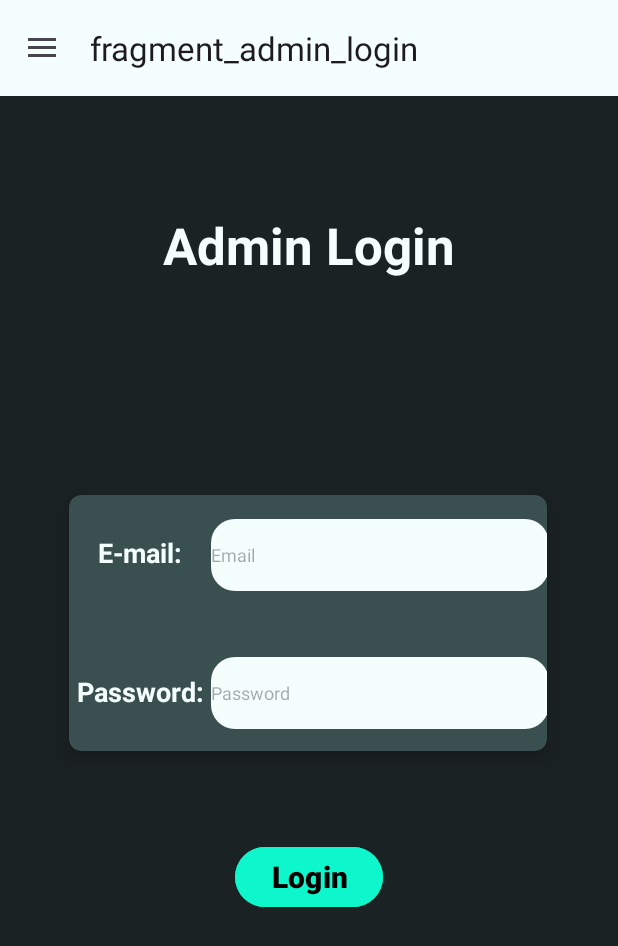
After one commit to SamuelTholt/tmaSemestralnaPraca, an Android app: the AdminLoginFragment screen opened through its navigation route, on a phone screen of 412 x 824 dp. The commit adds this screen. Shown: the top 946 px of the screen. Run offline under Robolectric (Android 15) with nearby library versions, the phone set to English and light mode, and no system bars; our stand-ins replace Firebase (no records; nobody signed in at launch, a user with empty details on screens opened directly), navigation-ui; libraries missing offline, so code that uses them is left out: at.favre.lib; 2 statements that could not run were skipped.

Commit message:
Admin - FireBase Database

```diff
--- a/app/build.gradle.kts
+++ b/app/build.gradle.kts
@@ -51,6 +51,8 @@ dependencies {
     implementation(libs.firebase.firestore)
     implementation(libs.androidx.navigation.fragment.ktx)
     implementation(libs.androidx.navigation.ui.ktx)
+    implementation(libs.bcrypt)
+
     testImplementation(libs.junit)
     androidTestImplementation(libs.androidx.junit)
     androidTestImplementation(libs.androidx.espresso.core)
--- /dev/null
+++ b/app/src/main/java/com/example/tmasemestralnapraca/admin/AdminLoginFragment.kt
@@ -0,0 +1,106 @@
+package com.example.tmasemestralnapraca.admin
+
+import android.annotation.SuppressLint
+import android.content.Context
+import android.os.Bundle
+import android.util.Log
+import androidx.fragment.app.Fragment
+import android.view.LayoutInflater
+import android.view.View
+import android.view.ViewGroup
+import android.widget.Button
+import android.widget.EditText
+import android.widget.Toast
+import androidx.lifecycle.lifecycleScope
+import androidx.navigation.fragment.findNavController
+import at.favre.lib.crypto.bcrypt.BCrypt
+import com.example.tmasemestralnapraca.MainActivity
+import com.example.tmasemestralnapraca.R
+import kotlinx.coroutines.Dispatchers
+import kotlinx.coroutines.launch
+import kotlinx.coroutines.withContext
+
+class AdminLoginFragment : Fragment() {
+
+    private lateinit var emailEditText: EditText
+    private lateinit var passwordEditText: EditText
+    private lateinit var loginButton: Button
+
+    private val adminRepository = AdminRepository()
+
+
+    override fun onCreateView(
+        inflater: LayoutInflater, container: ViewGroup?,
+        savedInstanceState: Bundle?
+    ): View? {
+        val view = inflater.inflate(R.layout.fragment_admin_login, container, false)
+
+        emailEditText = view.findViewById(R.id.editTextEmail)
+        passwordEditText = view.findViewById(R.id.editTextPassword)
+        loginButton = view.findViewById(R.id.buttonLogin)
+
+        loginButton.setOnClickListener {
+            val email = emailEditText.text.toString().trim()
+            val password = passwordEditText.text.toString()
+
+            if (email.isNotEmpty() && password.isNotEmpty()) {
+                loginAdmin(email, password)
+            } else {
+                Toast.makeText(requireContext(), "Fill in all fields", Toast.LENGTH_SHORT).show()
+            }
+        }
+
+        return view
+    }
+
+    private fun loginAdmin(email: String, password: String) {
+        lifecycleScope.launch {
+            val admin = withContext(Dispatchers.IO) {
+                adminRepository.getAdminByEmail(email)
+            }
+
+            if (admin != null) {
+                val result = BCrypt.verifyer().verify(password.toCharArray(), admin.password)
+                if (result.verified) {
+                    val sharedPref = requireContext().getSharedPreferences("app_prefs", Context.MODE_PRIVATE)
+                    sharedPref.edit().putBoolean("isAdminLoggedIn", true).apply()
+
+                    Toast.makeText(requireContext(), "Login successful!", Toast.LENGTH_SHORT).show()
+                    (activity as? MainActivity)?.reloadNavigationMenu()
+                    findNavController().navigateUp()
+                } else {
+                    Toast.makeText(requireContext(), "Incorrect password", Toast.LENGTH_SHORT).show()
+                }
+            } else {
+                Toast.makeText(requireContext(), "Admin not found", Toast.LENGTH_SHORT).show()
+            }
+        }
+    }
+
+    override fun onViewCreated(view: View, savedInstanceState: Bundle?) {
+        super.onViewCreated(view, savedInstanceState)
+        insertDefaultAdminIfNeeded()
+    }
+
+    private fun insertDefaultAdminIfNeeded() {
+        lifecycleScope.launch {
+            val existingAdmin = withContext(Dispatchers.IO) {
+                adminRepository.getAdminByEmail("admin@admin.com")
+            }
+
+            if (existingAdmin == null) {
+                val hashedPassword = BCrypt.withDefaults().hashToString(12, "admin123".toCharArray())
+                val defaultAdmin = AdminModel(
+                    email = "admin@admin.com",
+                    password = hashedPassword
+                )
+                withContext(Dispatchers.IO) {
+                    adminRepository.insertAdmin(defaultAdmin)
+                }
+                Log.d("AdminLogin", "Default admin inserted.")
+            } else {
+                Log.d("AdminLogin", "Admin already exists.")
+            }
+        }
+    }
+}
--- /dev/null
+++ b/app/src/main/java/com/example/tmasemestralnapraca/admin/AdminModel.kt
@@ -0,0 +1,7 @@
+package com.example.tmasemestralnapraca.admin
+
+data class AdminModel (
+    var id: String? = null,
+    val email: String = "",
+    val password: String = "",
+)
--- /dev/null
+++ b/app/src/main/java/com/example/tmasemestralnapraca/admin/AdminRepository.kt
@@ -0,0 +1,46 @@
+package com.example.tmasemestralnapraca.admin
+
+import com.google.firebase.firestore.FirebaseFirestore
+import kotlinx.coroutines.tasks.await
+
+class AdminRepository {
+    private val firestore = FirebaseFirestore.getInstance()
+    private val adminsCollection = firestore.collection("admins")
+
+    suspend fun getAdminByEmail(email: String): AdminModel? {
+        return try {
+            val querySnapshot = adminsCollection
+                .whereEqualTo("email", email)
+                .limit(1)
+                .get()
+                .await()
+
+            if (!querySnapshot.isEmpty) {
+                val document = querySnapshot.documents[0]
+                val admin = document.toObject(AdminModel::class.java)
+                admin?.copy(id = document.id)
+            } else {
+                null
+            }
+        } catch (e: Exception) {
+            e.printStackTrace()
+            null
+        }
+    }
+
+    suspend fun insertAdmin(admin: AdminModel) {
+        try {
+            val data = hashMapOf(
+                "email" to admin.email,
+                "password" to admin.password
+            )
+            if (admin.id != null) {
+                adminsCollection.document(admin.id!!).set(data).await()
+            } else {
+                adminsCollection.add(data).await()
+            }
+        } catch (e: Exception) {
+            e.printStackTrace()
+        }
+    }
+}
--- /dev/null
+++ b/app/src/main/res/layout/fragment_admin_login.xml
@@ -0,0 +1,133 @@
+<?xml version="1.0" encoding="utf-8"?>
+<androidx.constraintlayout.widget.ConstraintLayout xmlns:android="http://schemas.android.com/apk/res/android"
+    xmlns:app="http://schemas.android.com/apk/res-auto"
+    xmlns:tools="http://schemas.android.com/tools"
+    android:id="@+id/constraintLayout"
+    android:layout_width="match_parent"
+    android:layout_height="match_parent"
+    android:background="@color/bck_color_1B2223"
+    tools:context=".admin.AdminLoginFragment">
+
+
+    <TextView
+        android:id="@+id/tvTitleLogin"
+        android:layout_width="wrap_content"
+        android:layout_height="wrap_content"
+        android:text="@string/admin_login"
+        android:textColor="@color/color_white_f4fefd"
+        android:textSize="34sp"
+        android:textStyle="bold"
+        app:layout_constraintBottom_toBottomOf="parent"
+        app:layout_constraintEnd_toEndOf="parent"
+        app:layout_constraintStart_toStartOf="parent"
+        app:layout_constraintTop_toTopOf="parent"
+        app:layout_constraintVertical_bias="0.181" />
+
+    <androidx.cardview.widget.CardView
+        android:id="@+id/cardViewLogin"
+        android:layout_width="340dp"
+        android:layout_height="200dp"
+        android:layout_marginTop="19dp"
+        app:cardBackgroundColor="@color/color3a4f50"
+        app:cardCornerRadius="8dp"
+        app:cardElevation="8dp"
+        app:cardUseCompatPadding="true"
+        app:layout_constraintBottom_toBottomOf="parent"
+        app:layout_constraintEnd_toEndOf="parent"
+        app:layout_constraintHorizontal_bias="0.492"
+        app:layout_constraintStart_toStartOf="parent"
+        app:layout_constraintTop_toBottomOf="@+id/tvTitleLogin"
+        app:layout_constraintVertical_bias="0.263">
+
+        <androidx.constraintlayout.widget.ConstraintLayout
+            android:layout_width="match_parent"
+            android:layout_height="match_parent">
+
+            <TextView
+                android:id="@+id/tvEmail"
+                android:layout_width="0dp"
+                android:layout_height="wrap_content"
+                android:layout_marginTop="26dp"
+                android:text="E-mail:"
+                android:textAlignment="center"
+                android:textColor="@color/color_white_f4fefd"
+                android:textSize="18sp"
+                android:textStyle="bold"
+                app:layout_constraintEnd_toStartOf="@+id/guideline3"
+                app:layout_constraintHorizontal_bias="0.0"
+                app:layout_constraintStart_toStartOf="parent"
+                app:layout_constraintTop_toTopOf="parent"
+                tools:ignore="HardcodedText" />
+
+            <TextView
+                android:id="@+id/tvPassword"
+                android:layout_width="0dp"
+                android:layout_height="wrap_content"
+                android:layout_marginTop="68dp"
+                android:text="Password:"
+                android:textAlignment="center"
+                android:textColor="@color/color_white_f4fefd"
+                android:textSize="18sp"
+                android:textStyle="bold"
+                app:layout_constraintEnd_toStartOf="@+id/guideline3"
+                app:layout_constraintHorizontal_bias="1.0"
+                app:layout_constraintStart_toStartOf="parent"
+                app:layout_constraintTop_toBottomOf="@+id/tvEmail"
+                tools:ignore="HardcodedText" />
+
+            <EditText
+                android:id="@+id/editTextEmail"
+                android:layout_width="225dp"
+                android:layout_height="48dp"
+                android:layout_marginTop="16dp"
+                android:background="@drawable/rounded_edit_text"
+                android:ems="10"
+                android:hint="Email"
+                android:inputType="textEmailAddress"
+                android:textSize="12sp"
+                app:layout_constraintEnd_toEndOf="parent"
+                app:layout_constraintStart_toEndOf="@+id/tvEmail"
+                app:layout_constraintTop_toTopOf="parent"
+                tools:ignore="Autofill,HardcodedText,LabelFor,TouchTargetSizeCheck,VisualLintBounds" />
+
+            <EditText
+                android:id="@+id/editTextPassword"
+                android:layout_width="225dp"
+                android:layout_height="48dp"
+                android:layout_marginTop="44dp"
+                android:background="@drawable/rounded_edit_text"
+                android:ems="10"
+                android:hint="Password"
+                android:inputType="textPassword"
+                android:textSize="12sp"
+                app:layout_constraintEnd_toEndOf="parent"
+                app:layout_constraintStart_toEndOf="@+id/tvEmail"
+                app:layout_constraintTop_toBottomOf="@+id/editTextEmail"
+                tools:ignore="Autofill,HardcodedText,LabelFor,VisualLintBounds" />
+
+            <androidx.constraintlayout.widget.Guideline
+                android:id="@+id/guideline3"
+                android:layout_width="wrap_content"
+                android:layout_height="wrap_content"
+                android:orientation="vertical"
+                app:layout_constraintGuide_percent="0.3" />
+
+        </androidx.constraintlayout.widget.ConstraintLayout>
+    </androidx.cardview.widget.CardView>
+
+    <Button
+        android:id="@+id/buttonLogin"
+        android:layout_width="wrap_content"
+        android:layout_height="wrap_content"
+        android:backgroundTint="@color/color0ef6cc"
+        android:text="Login"
+        android:textColor="@color/black"
+        android:textSize="20sp"
+        android:textStyle="bold"
+        app:layout_constraintBottom_toBottomOf="parent"
+        app:layout_constraintEnd_toEndOf="parent"
+        app:layout_constraintStart_toStartOf="parent"
+        app:layout_constraintTop_toBottomOf="@+id/cardViewLogin"
+        app:layout_constraintVertical_bias="0.174"
+        tools:ignore="HardcodedText" />
+</androidx.constraintlayout.widget.ConstraintLayout>
--- a/app/src/main/res/layout/player_item.xml
+++ b/app/src/main/res/layout/player_item.xml
@@ -14,12 +14,14 @@
         android:layout_width="match_parent"
         android:layout_height="127dp"
         android:padding="10dp"
+        android:background="@drawable/card_background"
         tools:ignore="TextSizeCheck">
 
         <ImageView
             android:id="@+id/img_name"
             android:layout_width="22dp"
             android:layout_height="19dp"
+            android:layout_marginTop="8dp"
             android:src="@drawable/name_icon"
             app:layout_constraintStart_toStartOf="parent"
             app:layout_constraintTop_toTopOf="parent"
@@ -29,6 +31,7 @@
             android:id="@+id/firstNameTv"
             android:layout_width="0dp"
             android:layout_height="wrap_content"
+            android:layout_marginTop="8dp"
             android:text="John"
             android:textColor="@color/color_white_f4fefd"
             android:textSize="14sp"
--- a/app/src/main/res/navigation/nav_graph.xml
+++ b/app/src/main/res/navigation/nav_graph.xml
@@ -22,5 +22,10 @@
             android:name="player_id"
             app:argType="string" />
     </fragment>
+    <fragment
+        android:id="@+id/adminLoginFragment"
+        android:name="com.example.tmasemestralnapraca.admin.AdminLoginFragment"
+        android:label="fragment_admin_login"
+        tools:layout="@layout/fragment_admin_login" />
 
 </navigation>
--- a/gradle/libs.versions.toml
+++ b/gradle/libs.versions.toml
@@ -24,6 +24,8 @@ androidx-constraintlayout = { group = "androidx.constraintlayout", name = "const
 firebase-firestore = { group = "com.google.firebase", name = "firebase-firestore", version.ref = "firebaseFirestore" }
 androidx-navigation-fragment-ktx = { module = "androidx.navigation:navigation-fragment-ktx", version = "2.8.9"}
 androidx-navigation-ui-ktx = { module = "androidx.navigation:navigation-ui-ktx", version = "2.8.9"}
+bcrypt = { group = "at.favre.lib", name = "bcrypt", version = "0.9.0" }
+
 
 [plugins]
 android-application = { id = "com.android.application", version.ref = "agp" }
```
Also changed, not shown: app/src/main/java/com/example/tmasemestralnapraca/MainActivity.kt (+2 -7 lines), app/src/main/java/com/example/tmasemestralnapraca/player/PlayerInfoFragment.kt (+55 -35 lines).
